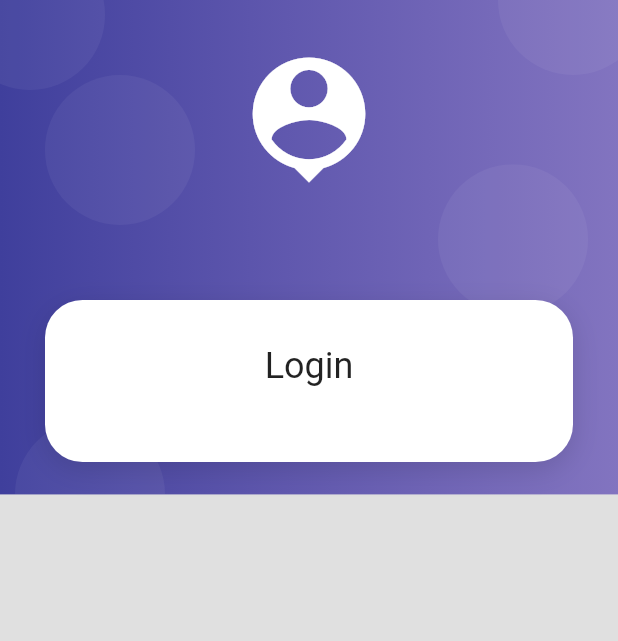
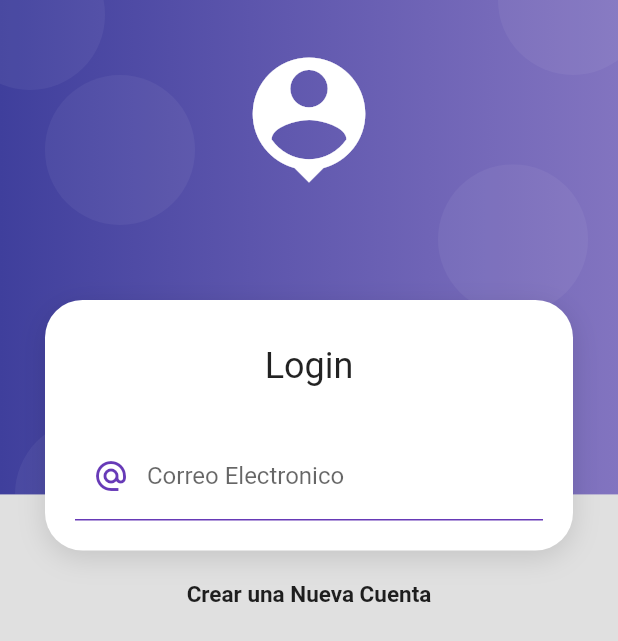
Before and after one commit to FSALVA157/fl_productos, a Flutter app: the screen it shows after launch, on a phone screen of 412 x 824 dp. Shown: the top 641 px of the screen. Run offline on Flutter 3.47's test engine with Material 2 defaults, Android fonts, the phone set to English and light mode, and no system bars.

Commit message:
iniciando formulario

```diff
--- a/lib/models/route_model.dart
+++ b/lib/models/route_model.dart
@@ -11,7 +11,4 @@ class RouteModel{
     required this.icon,
     required this.name,
     required this.screen});
-
-
-
 }
--- a/lib/screens/login_screen.dart
+++ b/lib/screens/login_screen.dart
@@ -1,3 +1,5 @@
+import 'dart:ui';
+
 import 'package:fl_productos/themes/global_theme.dart';
 import 'package:fl_productos/widgets/widget.dart';
 import 'package:fl_productos/widgets/login_background.dart';
@@ -20,10 +22,13 @@ class LoginScreen extends StatelessWidget {
                                 children: [
                                   SizedBox(height: 10,),
                                   Text('Login', style: Theme.of(context).textTheme.headline5,),
-                                  SizedBox(height: 30,)
+                                  SizedBox(height: 30,),
+                                  _LoginForm()
                                 ],
                               ),
-                            )
+                            ),
+                            SizedBox(height: 20,),
+                            Text('Crear una Nueva Cuenta', style: TextStyle(fontSize: 15, fontWeight: FontWeight.bold),)
                           ],
                       ),
         ),
@@ -31,3 +36,39 @@ class LoginScreen extends StatelessWidget {
     );
   }
 }
+
+class _LoginForm extends StatelessWidget {
+  const _LoginForm({
+    Key? key,
+  }) : super(key: key);
+
+  @override
+  Widget build(BuildContext context) {
+    return Container(
+      child: Form(
+        child: Column(
+          children: [
+            TextFormField(
+              autocorrect: false,
+              keyboardType: TextInputType.emailAddress,
+              decoration: const InputDecoration(
+                enabledBorder: UnderlineInputBorder(
+                  borderSide: BorderSide(color: Colors.deepPurple)
+                ),
+                focusedBorder: UnderlineInputBorder(
+                  borderSide: BorderSide(
+                    color: Colors.deepPurple,
+                    width: 2
+                  ),
+                ),
+                hintText: 'john.doe@gmai.com',
+                labelText: 'Correo Electronico',
+                prefixIcon: Icon(Icons.alternate_email_sharp, color: Colors.deepPurple,)
+              ),
+            )
+          ],
+        )
+        ),
+    );
+  }
+}
```
